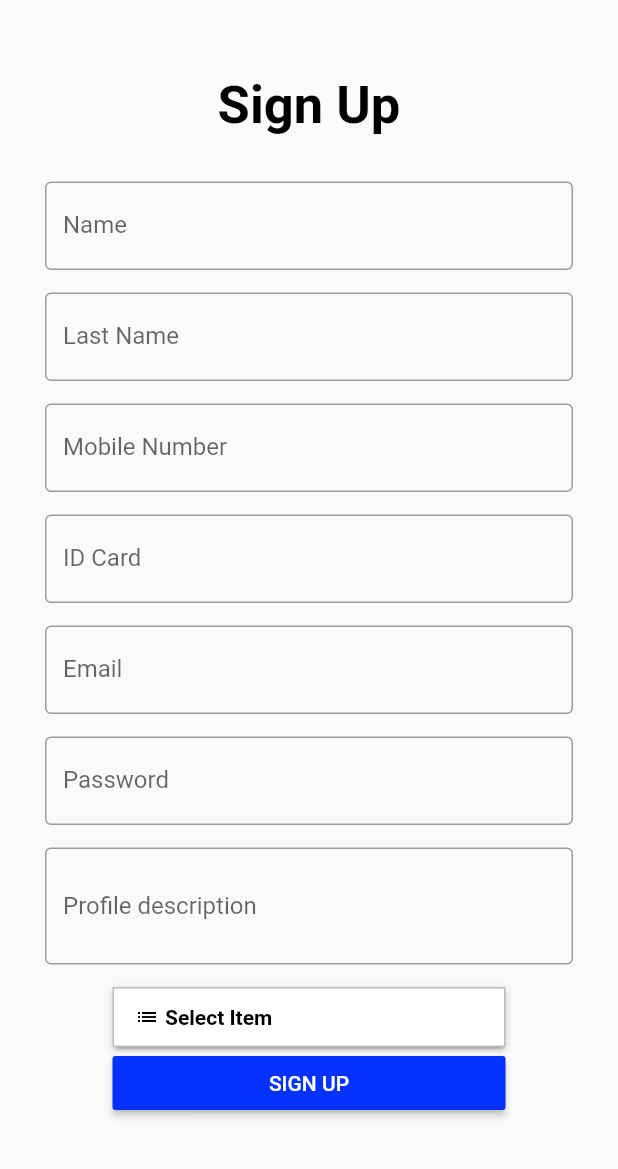
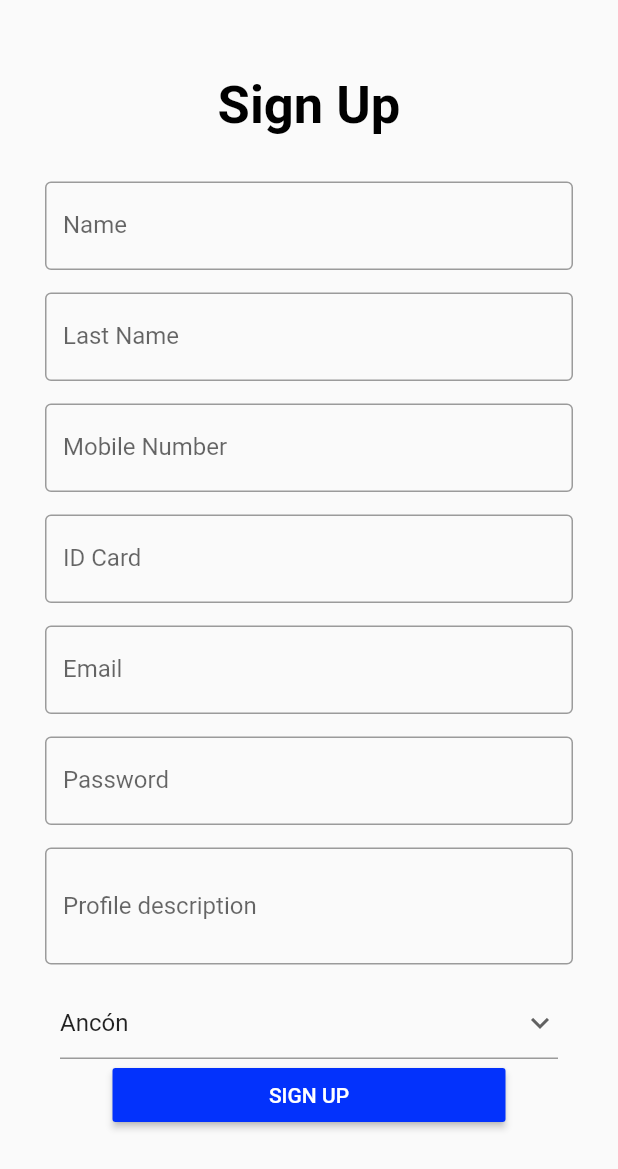
Before and after one commit to FrancoCarrillo/SureService-Technician-App, a Flutter app: the screen it shows after launch, on a phone screen of 412 x 824 dp. Shown: the top 1169 px of the screen. Run offline on Flutter 3.47's test engine with Material 2 defaults, Android fonts, the phone set to English and light mode, and no system bars; drawn by our look-alikes of dropdown_button2; our stand-ins replace email_validator.

Commit message:
feat: signup screen

```diff
--- a/lib/UI/Auth/signup_screen.dart
+++ b/lib/UI/Auth/signup_screen.dart
@@ -22,8 +22,8 @@ class _SignUpScreenState extends State<SignUpScreen> {
     "Chaclacayo",
     "Chorrillos",
     "Cieneguilla",
-    "Comas"
-        "El agustino",
+    "Comas",
+    "El agustino",
     "Independencia",
     "Jesús maría",
     "La molina",
@@ -57,6 +57,7 @@ class _SignUpScreenState extends State<SignUpScreen> {
     "Villa el salvador",
     "Villa maría del triunfo"
   ];
+  String dropdownvalue = 'Ancón';
   String? selectedValue;
   @override
   Widget build(BuildContext context) {
@@ -229,83 +230,27 @@ class _SignUpScreenState extends State<SignUpScreen> {
                             height: 15,
                           ),
                           Padding(
-                            padding: const EdgeInsets.symmetric(horizontal: 45),
-                            child: DropdownButtonHideUnderline(
-                              child: DropdownButton2(
-                                isExpanded: true,
-                                hint: Row(
-                                  children: const [
-                                    Icon(
-                                      Icons.list,
-                                      size: 16,
-                                      color: Colors.black,
-                                    ),
-                                    SizedBox(
-                                      width: 4,
-                                    ),
-                                    Expanded(
-                                      child: Text(
-                                        'Select Item',
-                                        style: TextStyle(
-                                          fontSize: 14,
-                                          fontWeight: FontWeight.bold,
-                                          color: Colors.black,
-                                        ),
-                                        overflow: TextOverflow.ellipsis,
-                                      ),
-                                    ),
-                                  ],
-                                ),
-                                items: districts
-                                    .map((item) => DropdownMenuItem<String>(
-                                          value: item,
-                                          child: Text(
-                                            item,
-                                            style: const TextStyle(
-                                              fontSize: 14,
-                                              fontWeight: FontWeight.bold,
-                                              color: Colors.black,
-                                            ),
-                                            overflow: TextOverflow.ellipsis,
-                                          ),
-                                        ))
-                                    .toList(),
-                                value: selectedValue,
-                                onChanged: (value) {
-                                  setState(() {
-                                    selectedValue = value as String;
-                                  });
-                                },
-                                icon: const Icon(
-                                  Icons.arrow_forward_ios_outlined,
-                                ),
-                                iconSize: 14,
-                                iconEnabledColor: Colors.white,
-                                iconDisabledColor: Colors.grey,
-                                buttonPadding:
-                                    const EdgeInsets.only(left: 14, right: 14),
-                                buttonDecoration: BoxDecoration(
-                                  border: Border.all(
-                                    color: Colors.black26,
-                                  ),
-                                  color: Colors.white,
-                                ),
-                                buttonElevation: 2,
-                                itemHeight: 40,
-                                itemPadding:
-                                    const EdgeInsets.only(left: 14, right: 14),
-                                dropdownMaxHeight: 200,
-                                dropdownWidth: 200,
-                                dropdownPadding: null,
-                                dropdownDecoration: BoxDecoration(
-                                  borderRadius: BorderRadius.circular(14),
-                                  color: Colors.white,
-                                ),
-                                dropdownElevation: 8,
-                                scrollbarThickness: 6,
-                                scrollbarAlwaysShow: true,
-                                offset: const Offset(-20, 0),
-                              ),
+                            padding: const EdgeInsets.symmetric(horizontal: 10),
+                            //Un dropdown de districts
+                            child: DropdownButtonFormField(
+                              validator: (value) =>
+                                  value == null ? 'field required' : null,
+                              // Initial Value
+                              isExpanded: true,
+                              value: dropdownvalue,
+                              icon: const Icon(Icons.keyboard_arrow_down),
+                              // Array list of items
+                              items: districts.map((String items) {
+                                return DropdownMenuItem(
+                                  value: items,
+                                  child: Text(items),
+                                );
+                              }).toList(),
+                              onChanged: (String? newValue) {
+                                setState(() {
+                                  dropdownvalue = newValue!;
+                                });
+                              },
                             ),
                           ),
                           //Button de Sign Up
```
